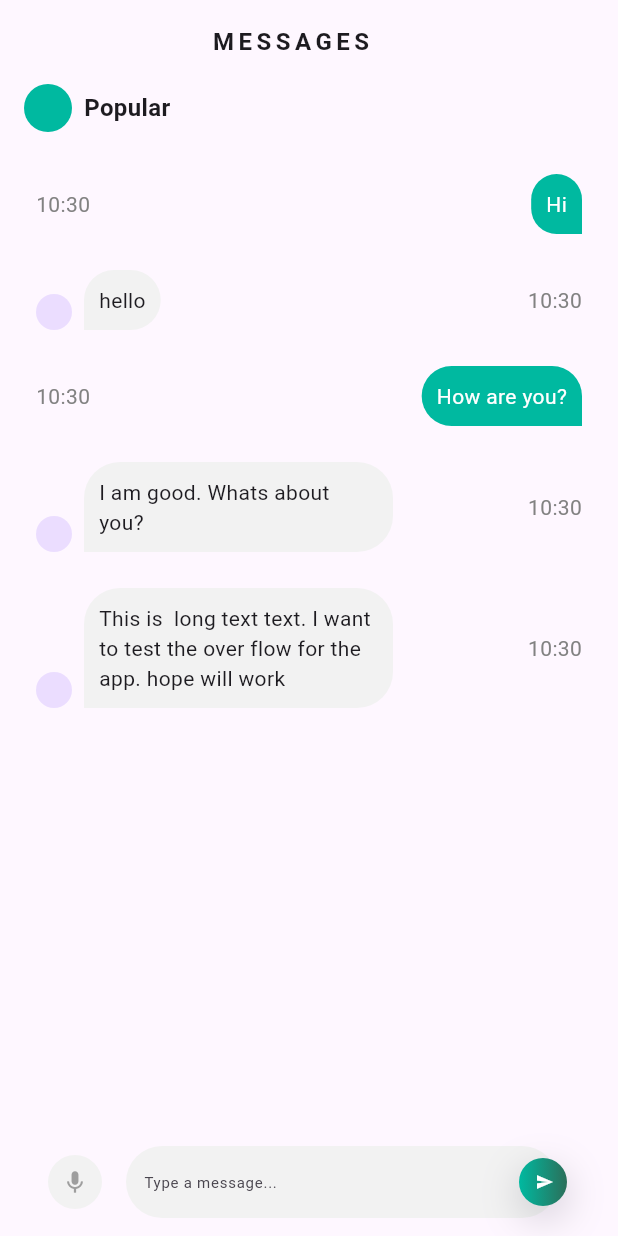
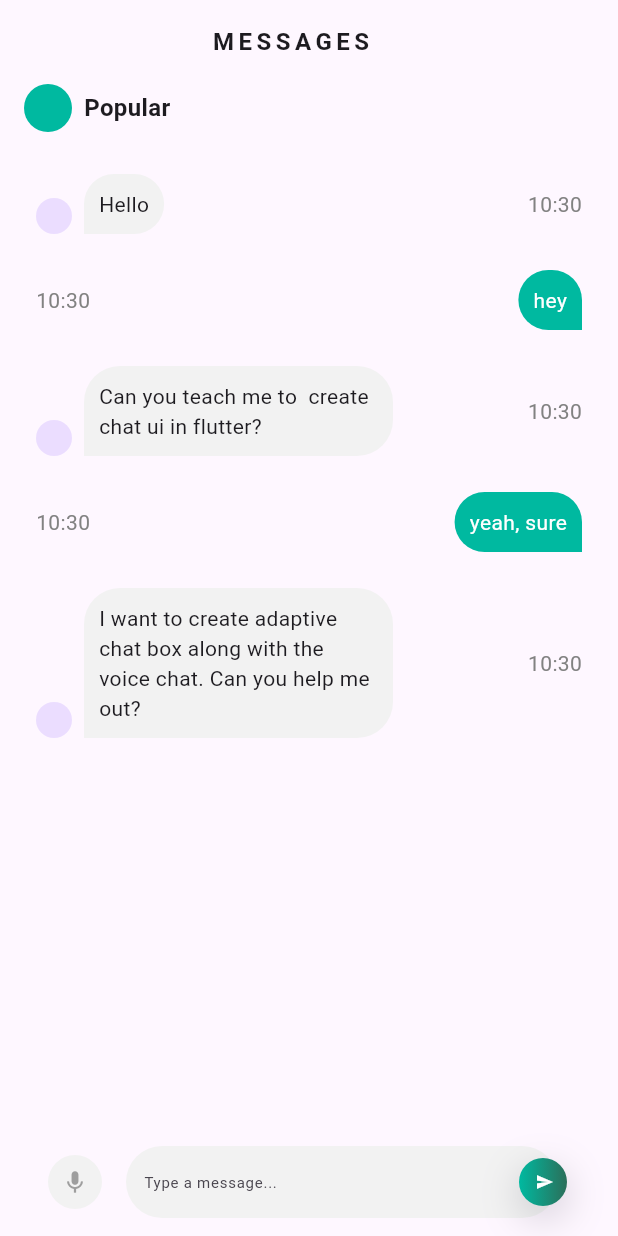
Before and after one commit to Popularkoju/text_audio_chat, a Flutter app: the screen it shows after launch, on a phone screen of 412 x 824 dp. Run offline on Flutter 3.47's test engine with Material 2 defaults, Android fonts, the phone set to English and light mode, and no system bars; our stand-ins replace permission_handler; missing offline and left inert: audio_waveforms.

```diff
--- a/lib/features/chat_screen/chat_screen.dart
+++ b/lib/features/chat_screen/chat_screen.dart
@@ -1,5 +1,4 @@
 import 'dart:io';
-
 import 'package:audio_waveforms/audio_waveforms.dart';
 import 'package:flutter/material.dart';
 import 'package:path_provider/path_provider.dart';
@@ -23,31 +22,37 @@ class _ChatScreenState extends State<ChatScreen> {
   final ScrollController scrollController = ScrollController();
   final List<ChatMessageModel> _messages = [
     ChatMessageModel(
-        message: "Hi",
+        message: "Hello",
+        dateTime: DateTime.now(),
+        type: MessageType.receiver,
+        messageFormat: MessageFormat.text),
+    ChatMessageModel(
+        message: "hey",
         dateTime: DateTime.now(),
         type: MessageType.own,
         messageFormat: MessageFormat.text),
     ChatMessageModel(
-        message: "hello",
+        message: "Can you teach me to  create chat ui in flutter?",
         dateTime: DateTime.now(),
         type: MessageType.receiver,
         messageFormat: MessageFormat.text),
     ChatMessageModel(
-        message: "How are you?",
+        message: "yeah, sure",
         dateTime: DateTime.now(),
         type: MessageType.own,
         messageFormat: MessageFormat.text),
     ChatMessageModel(
-        message: "I am good. Whats about you?",
+        message:
+            "I want to create adaptive chat box along with the voice chat. Can you help me out?",
         dateTime: DateTime.now(),
         type: MessageType.receiver,
         messageFormat: MessageFormat.text),
-    ChatMessageModel(
-        message:
-            "This is  long text text. I want to test the over flow for the app. hope will work",
-        dateTime: DateTime.now(),
-        type: MessageType.receiver,
-        messageFormat: MessageFormat.text)
+    // ChatMessageModel(
+    //     message:
+    //     "Lets get started?",
+    //     dateTime: DateTime.now(),
+    //     type: MessageType.own,
+    //     messageFormat: MessageFormat.text)
   ];
 
   ///audio waves
@@ -95,7 +100,7 @@ class _ChatScreenState extends State<ChatScreen> {
       _messages.add(ChatMessageModel(
           messageFormat: MessageFormat.audio,
           message: playBackAudioPath!,
-          type: MessageType.receiver,
+          type: MessageType.own,
           dateTime: DateTime.now()));
       playBackAudioPath = null;
     }
@@ -127,7 +132,6 @@ class _ChatScreenState extends State<ChatScreen> {
         if (path != null) {
           isRecordingCompleted = true;
           playBackAudioPath = path;
-          // _sendMessage();
           debugPrint(path);
           debugPrint("Recorded file size: ${File(path).lengthSync()}");
         }
@@ -158,14 +162,14 @@ class _ChatScreenState extends State<ChatScreen> {
   @override
   Widget build(BuildContext context) {
     return Container(
-      color: Colors.transparent,
+      color: Colors.white,
       child: SafeArea(
         child: Scaffold(
           body: Column(
             crossAxisAlignment: CrossAxisAlignment.start,
             children: [
               Padding(
-                padding: EdgeInsets.symmetric(
+                padding: const EdgeInsets.symmetric(
                   horizontal: 14.0,
                 ).copyWith(top: 16),
                 child: const Row(
@@ -305,9 +309,10 @@ class _ChatScreenState extends State<ChatScreen> {
                           )
                         : isRecordingCompleted
                             ? Container(
-                      width:double.infinity,
-
-                      child: const Text("Press send button to send audio"),)
+                                width: double.infinity,
+                                child: const Text(
+                                    "Press send button to send audio"),
+                              )
                             : Container(
                                 color: Colors.transparent,
                                 key: const Key("message"),
```
